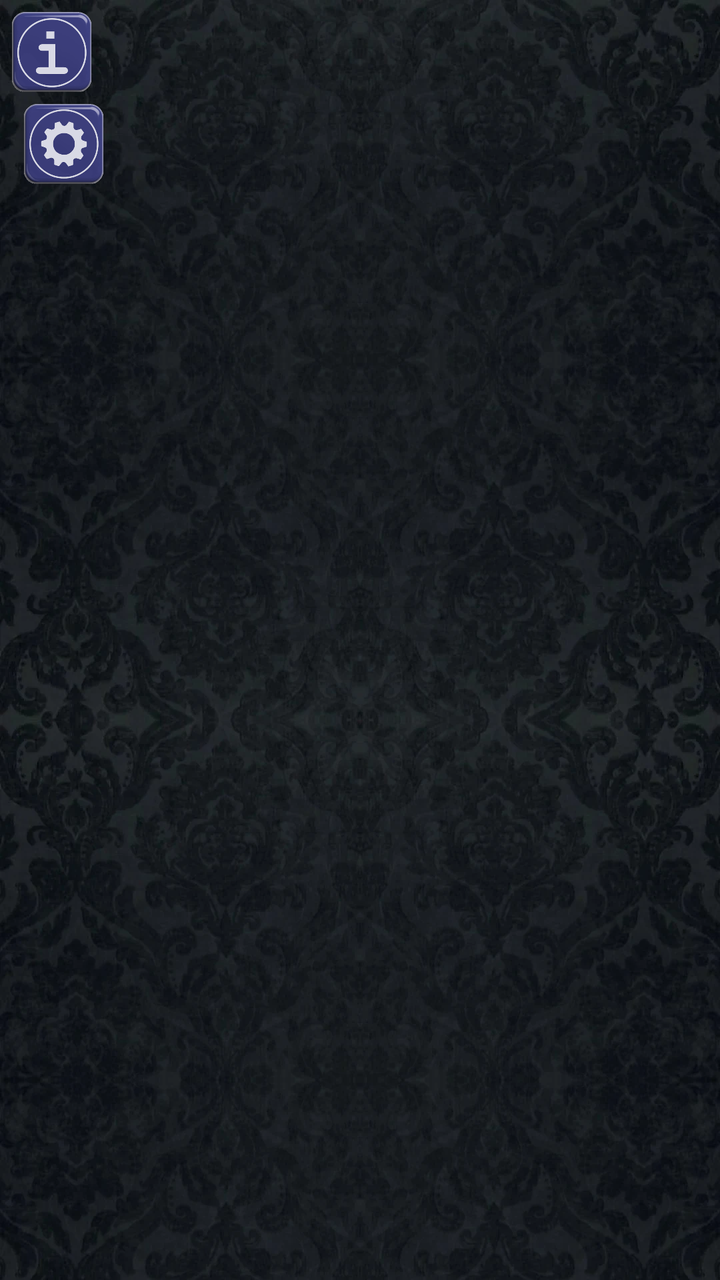
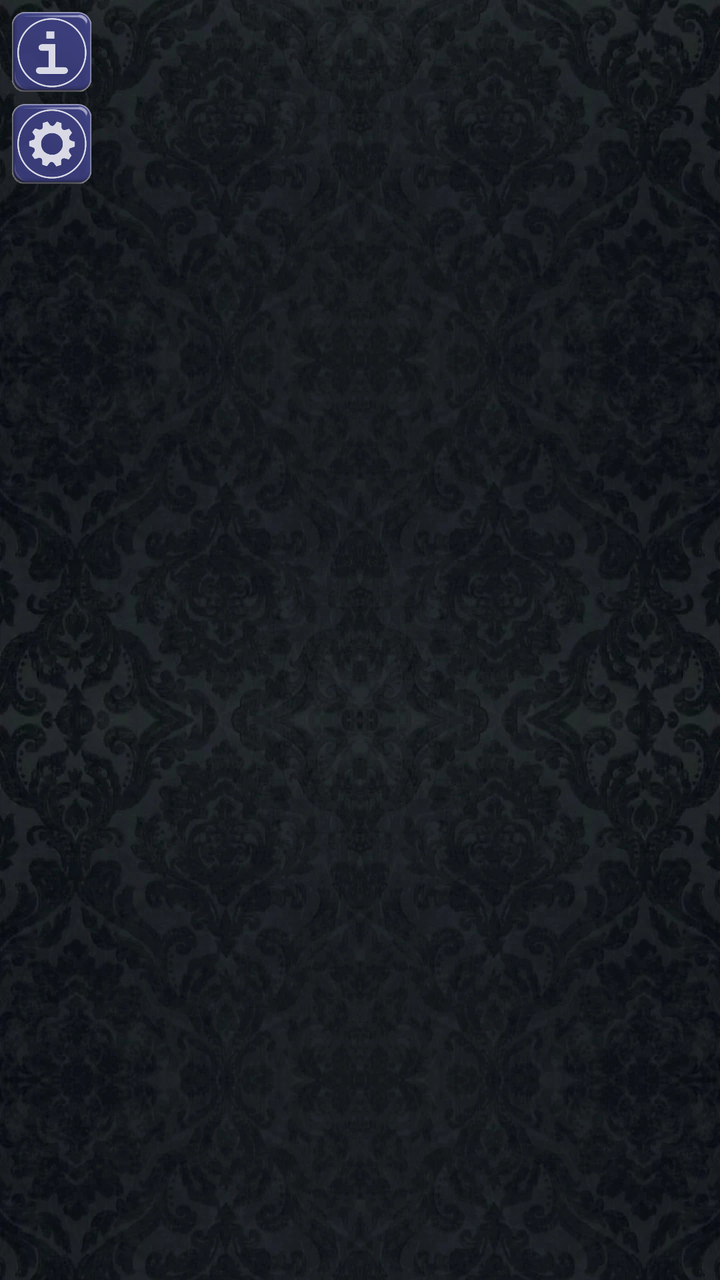

Two renders of the same Android screen: before a commit and after it. Below are the layout's source before the change and the commit's diff.
<!-- AndroidManifest.xml: application theme Theme.Scopa -->
<!-- res/layout/activity_briscola.xml -->
<?xml version="1.0" encoding="utf-8"?>
<androidx.constraintlayout.widget.ConstraintLayout
    xmlns:android="http://schemas.android.com/apk/res/android"
    xmlns:app="http://schemas.android.com/apk/res-auto"
    android:layout_width="match_parent"
    android:layout_height="match_parent"
    android:background="@drawable/bg_velvet">

    <LinearLayout
        android:layout_width="match_parent"
        android:layout_height="match_parent"
        android:orientation="vertical"
        android:paddingStart="8dp"
        android:paddingEnd="8dp">

        
        <LinearLayout
            android:id="@+id/botHand"
            android:layout_width="match_parent"
            android:layout_height="wrap_content"
            android:gravity="center"
            android:orientation="horizontal" />

        <TextView
            android:id="@+id/botScore"
            android:layout_width="match_parent"
            android:layout_height="wrap_content"
            android:layout_marginTop="6dp"
            android:gravity="center"
            android:textColor="@color/silver"
            android:textSize="15sp"
            android:textStyle="bold"
            android:shadowColor="#000000" android:shadowDy="2" android:shadowRadius="4" />

        <LinearLayout
            android:layout_width="match_parent"
            android:layout_height="0dp"
            android:layout_weight="1"
            android:gravity="center"
            android:orientation="vertical">

            
            <FrameLayout
                android:layout_width="match_parent"
                android:layout_height="wrap_content">

                <LinearLayout
                    android:id="@+id/deckRow"
                    android:layout_width="wrap_content"
                    android:layout_height="wrap_content"
                    android:layout_gravity="start|center_vertical"
                    android:gravity="center_vertical"
                    android:orientation="horizontal">

                    <FrameLayout
                        android:id="@+id/deckBox"
                        android:layout_width="wrap_content"
                        android:layout_height="wrap_content" />

                    <FrameLayout
                        android:id="@+id/briscolaBox"
                        android:layout_width="wrap_content"
                        android:layout_height="wrap_content" />
                </LinearLayout>

                <LinearLayout
                    android:id="@+id/trickRow"
                    android:layout_width="wrap_content"
                    android:layout_height="wrap_content"
                    android:layout_gravity="center"
                    android:gravity="center"
                    android:orientation="horizontal" />
            </FrameLayout>

            <TextView
                android:id="@+id/txtStatus"
                android:lines="1"
                android:layout_width="wrap_content"
                android:layout_height="wrap_content"
                android:layout_marginTop="10dp"
                android:textColor="@color/silver"
                android:textSize="15sp"
                android:textStyle="bold"
                android:shadowColor="#000000" android:shadowDy="2" android:shadowRadius="4" />

        </LinearLayout>

        <LinearLayout
            android:id="@+id/youHand"
            android:layout_width="match_parent"
            android:layout_height="wrap_content"
            android:gravity="center"
            android:orientation="horizontal" />

        <TextView
            android:id="@+id/youScore"
            android:layout_width="match_parent"
            android:layout_height="wrap_content"
            android:layout_marginTop="4dp"
            android:layout_marginBottom="8dp"
            android:gravity="center"
            android:textColor="@color/silver"
            android:textSize="15sp"
            android:textStyle="bold"
            android:shadowColor="#000000" android:shadowDy="2" android:shadowRadius="4" />
    </LinearLayout>

    <FrameLayout
        android:id="@+id/overlay"
        android:layout_width="match_parent"
        android:layout_height="match_parent"
        android:clickable="false"
        android:focusable="false"
        app:layout_constraintTop_toTopOf="parent"
        app:layout_constraintBottom_toBottomOf="parent"
        app:layout_constraintStart_toStartOf="parent"
        app:layout_constraintEnd_toEndOf="parent" />


    
    <ImageButton
        android:id="@+id/btnInfo"
        android:layout_width="40dp"
        android:layout_height="40dp"
        android:layout_margin="6dp"
        android:background="@android:color/transparent"
        android:contentDescription="@string/cd_info"
        android:scaleType="fitCenter"
        android:src="@drawable/btn_info"
        app:layout_constraintTop_toTopOf="parent"
        app:layout_constraintStart_toStartOf="parent" />
    
    <ImageButton
        android:id="@+id/btnSettings"
        android:layout_width="40dp"
        android:layout_height="40dp"
        android:layout_margin="6dp"
        android:background="@android:color/transparent"
        android:contentDescription="@string/cd_settings"
        android:scaleType="fitCenter"
        android:src="@drawable/btn_settings"
        app:layout_constraintTop_toBottomOf="@id/btnInfo"
        app:layout_constraintStart_toStartOf="@id/btnInfo" />


</androidx.constraintlayout.widget.ConstraintLayout>
<!-- resources referenced by this layout -->
<resources>
  <color name="silver">#C8D0DC</color>
  <!-- drawable bg_velvet (drawable) -->
  <?xml version="1.0" encoding="utf-8"?>
  <layer-list xmlns:android="http://schemas.android.com/apk/res/android">
      <item android:drawable="@color/velvet_base" />
      <item>
          <bitmap android:src="@drawable/velvet" android:tileMode="repeat" android:dither="true" />
      </item>
  </layer-list>
  <!-- drawable btn_info: webp bitmap (drawable-nodpi, 23628 bytes) -->
  <!-- drawable btn_settings: webp bitmap (drawable-nodpi, 32104 bytes) -->
  <string name="cd_info">Informazioni</string>
  <string name="cd_settings">Impostazioni</string>
  <style name="Theme.Scopa" parent="Theme.MaterialComponents.DayNight.NoActionBar">
          <item name="colorPrimary">@color/navy_mid</item>
          <item name="colorPrimaryVariant">@color/navy_deep</item>
          <item name="colorOnPrimary">@color/celeste_light</item>
          <item name="colorSecondary">@color/gold</item>
          <item name="android:statusBarColor" tools:targetApi="l">@color/navy_deep</item>
          <item name="alertDialogTheme">@style/DarkAlertDialog</item>
          <item name="materialAlertDialogTheme">@style/DarkAlertDialog</item>
      </style>
  <color name="velvet_base">#0A1018</color>
  <!-- drawable velvet: webp bitmap (drawable-nodpi, 65120 bytes) -->
  <color name="navy_mid">#23477E</color>
  <color name="navy_deep">#0C1626</color>
  <color name="celeste_light">#D7EAF6</color>
  <color name="gold">#E9C24C</color>
  <style name="DarkAlertDialog" parent="Theme.MaterialComponents.Dialog.Alert">
          <item name="colorSurface">@color/navy</item>
          <item name="android:colorBackground">@color/navy</item>
          <item name="colorOnSurface">@color/silver</item>
          <item name="android:textColorPrimary">@color/silver</item>
          <item name="android:textColorSecondary">@color/silver</item>
          <item name="colorPrimary">@color/silver</item>
      </style>
  <color name="navy">#14294A</color>
</resources>

<!-- the commit's change to res/layout/activity_briscola.xml (unified diff, before → after) -->
@@ -140,7 +140,7 @@
         android:scaleType="fitCenter"
         android:src="@drawable/btn_settings"
         app:layout_constraintTop_toBottomOf="@id/btnInfo"
-        app:layout_constraintStart_toStartOf="@id/btnInfo" />
+        app:layout_constraintStart_toStartOf="parent" />
 
 
 </androidx.constraintlayout.widget.ConstraintLayout>
